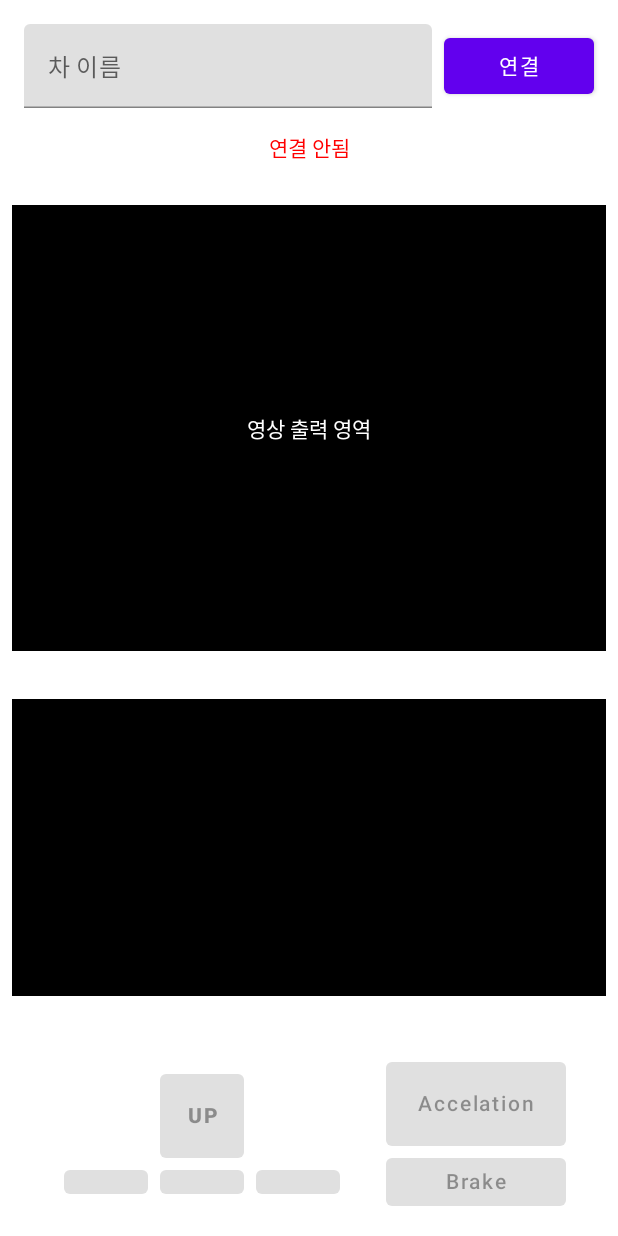
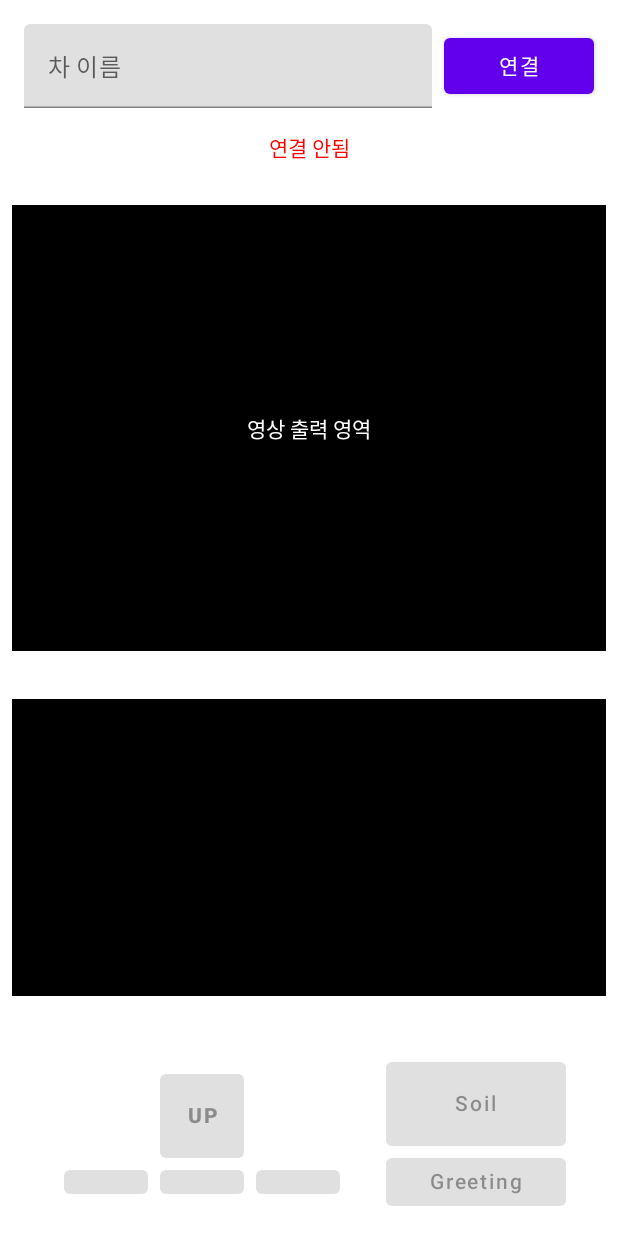
Before and after one commit to byeongkukoh/Exprover, an Android app built with Jetpack Compose: the screen it shows after launch (MainActivity), on a phone screen of 412 x 824 dp. Run offline under Robolectric (Android 15) with nearby library versions, the phone set to English and light mode, and no system bars; 2 statements that could not run were skipped.

Commit message:
안드로이드용 컨트롤러 완성

```diff
--- a/AndroidController/app/src/main/java/com/rccar/androidcontroller/MainActivity.kt
+++ b/AndroidController/app/src/main/java/com/rccar/androidcontroller/MainActivity.kt
@@ -19,32 +19,53 @@ import androidx.compose.ui.unit.dp
 import androidx.compose.ui.unit.sp
 import androidx.compose.foundation.lazy.LazyColumn
 import androidx.compose.foundation.lazy.items
+import android.graphics.Bitmap
+import androidx.compose.ui.graphics.asImageBitmap
+import androidx.compose.foundation.Image
+import androidx.compose.ui.layout.ContentScale
+import androidx.compose.ui.draw.rotate
 
 class MainActivity : ComponentActivity() {
     private lateinit var mqttManager: MqttManager
+    private var carName: String = ""
 
     override fun onCreate(savedInstanceState: Bundle?) {
         super.onCreate(savedInstanceState)
 
+        carName = savedInstanceState?.getString("carName") ?: ""
+
         setContent {
             val logs = remember { mutableStateListOf<String>() }
-            var carName by remember { mutableStateOf("") } // 차 이름 상태
-            var isConnected by remember { mutableStateOf(false) } // 연결 상태
+            var carNameState by remember { mutableStateOf(carName) }
+            var isConnected by remember { mutableStateOf(false) }
+            var videoFrame by remember { mutableStateOf<Bitmap?>(null) }
 
-            // MQTT 매니저 초기화
-            mqttManager = MqttManager(
-                onLog = { msg -> logs.add(msg) },
-                onConnectionStatusChanged = { connected -> isConnected = connected }
-            )
+            if (!::mqttManager.isInitialized) {
+                mqttManager = MqttManager(
+                    onLog = { msg -> logs.add(msg) },
+                    onConnectionStatusChanged = { connected -> isConnected = connected },
+                    onVideoFrameReceived = { bitmap -> videoFrame = bitmap }
+                )
+            }
+
+            LaunchedEffect(carNameState) {
+                carName = carNameState
+            }
 
             MainScreen(
                 mqttManager = mqttManager,
                 logs = logs,
-                carName = carName,
-                onCarNameChange = { carName = it },
-                isConnected = isConnected
+                carName = carNameState,
+                onCarNameChange = { carNameState = it },
+                isConnected = isConnected,
+                videoFrame = videoFrame
             )
         }
+    }
+
+    override fun onSaveInstanceState(outState: Bundle) {
+        super.onSaveInstanceState(outState)
+        outState.putString("carName", carName)
     }
 
     override fun onDestroy() {
@@ -64,7 +85,8 @@ fun MainScreen(
     logs: List<String>,
     carName: String,
     onCarNameChange: (String) -> Unit,
-    isConnected: Boolean
+    isConnected: Boolean,
+    videoFrame: Bitmap?
 ) {
     Column(
         modifier = Modifier
@@ -73,7 +95,6 @@ fun MainScreen(
         verticalArrangement = Arrangement.Top,
         horizontalAlignment = Alignment.CenterHorizontally
     ) {
-        // 차 이름 입력란과 연결 버튼
         Row(
             modifier = Modifier
                 .fillMaxWidth()
@@ -91,7 +112,11 @@ fun MainScreen(
             Button(
                 onClick = {
                     if (carName.isNotBlank()) {
-                        mqttManager.connect(carName)
+                        if (isConnected) {
+                            mqttManager.disconnect()
+                        } else {
+                            mqttManager.connect(carName)
+                        }
                     } else {
                         mqttManager.logMessage("[${currentTimeString()}] 차 이름을 입력하세요")
                     }
@@ -101,7 +126,6 @@ fun MainScreen(
                 Text(if (isConnected) "연결 해제" else "연결")
             }
         }
-        // 연결 상태 표시
         Text(
             text = if (isConnected) "연결됨" else "연결 안됨",
             color = if (isConnected) Color.Green else Color.Red,
@@ -115,7 +139,18 @@ fun MainScreen(
                 .background(Color.Black),
             contentAlignment = Alignment.Center
         ) {
-            Text("영상 출력 영역", color = Color.White)
+            if (videoFrame != null) {
+                Image(
+                    bitmap = videoFrame.asImageBitmap(),
+                    contentDescription = "비디오 프레임",
+                    modifier = Modifier
+                        .fillMaxSize()
+                        .rotate(180f), // 180도 회전
+                    contentScale = ContentScale.Fit
+                )
+            } else {
+                Text("영상 출력 영역", color = Color.White)
+            }
         }
         Spacer(modifier = Modifier.height(32.dp))
         LogBox(logs)
@@ -146,14 +181,24 @@ fun ControlPanel(mqttManager: MqttManager, isConnected: Boolean) {
             horizontalAlignment = Alignment.CenterHorizontally
         ) {
             Button(
-                onClick = { Log.d("ControlPanel", "Accelation 버튼 눌림") },
+                onClick = { mqttManager.publish("soil") },
                 modifier = Modifier
                     .width(128.dp)
                     .height(64.dp)
                     .padding(4.dp),
                 enabled = isConnected
             ) {
-                Text("Accelation")
+                Text("Soil")
+            }
+            Button(
+                onClick = { mqttManager.publish("hi") },
+                modifier = Modifier
+                    .width(128.dp)
+                    .height(64.dp)
+                    .padding(4.dp),
+                enabled = isConnected
+            ) {
+                Text("Greeting")
             }
             Button(
                 onClick = { mqttManager.publish("stop") },
```
Also changed, not shown: AndroidController/app/src/main/java/com/rccar/androidcontroller/MQTTManager.kt (+36 -18 lines).
